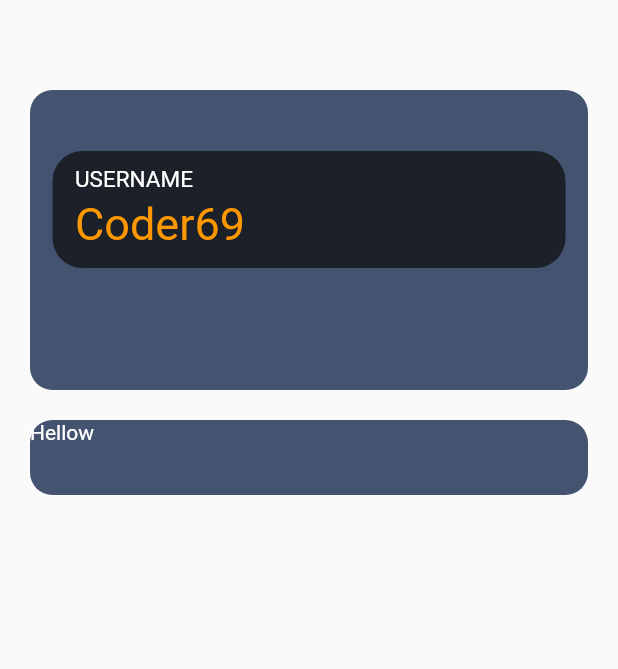
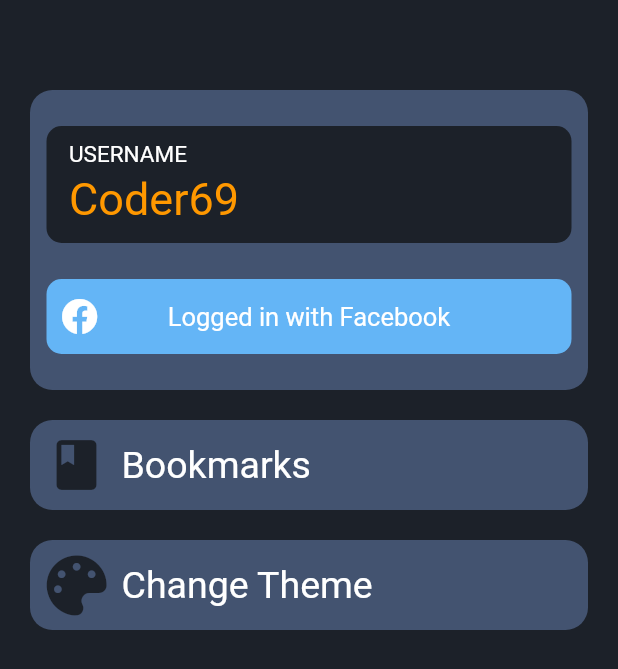
Before and after one commit to yasharma2301/codecards, a Flutter app: the MainSettings screen opened directly, on a phone screen of 412 x 824 dp. Shown: the top 669 px of the screen. Run offline on Flutter 3.47's test engine with Material 2 defaults, Android fonts, the light colour scheme and no system bars; our stand-ins replace bloc, flare_flutter, flutter_bloc, flutter_local_notifications, flutter_svg, font_awesome_flutter.

Commit message:
Settings some part and daily notifications

```diff
--- a/lib/UI/Settings/MainSettings.dart
+++ b/lib/UI/Settings/MainSettings.dart
@@ -1,5 +1,8 @@
 import 'package:codecards/Shared/Colors.dart';
+import 'package:codecards/UI/Settings/SettingsTile.dart';
+import 'package:codecards/UI/Settings/UserInfo.dart';
 import 'package:flutter/material.dart';
+import 'package:font_awesome_flutter/font_awesome_flutter.dart';
 
 class MainSettings extends StatefulWidget {
   @override
@@ -9,66 +12,17 @@ class MainSettings extends StatefulWidget {
 class _MainSettingsState extends State<MainSettings> {
   @override
   Widget build(BuildContext context) {
-    return Container(
-      padding: EdgeInsets.fromLTRB(0, 50, 0, 0),
-      child: ListView(
-        children: [
-          Container(
-            margin: EdgeInsets.symmetric(horizontal: 20, vertical: 10),
-            padding: EdgeInsets.symmetric(horizontal: 15),
-            height: 200,
-            width: 300,
-            decoration: BoxDecoration(
-                borderRadius: BorderRadius.circular(15), color: LightGrey),
-            child: Column(
-              mainAxisAlignment: MainAxisAlignment.spaceEvenly,
-              crossAxisAlignment: CrossAxisAlignment.center,
-              children: [
-                Container(
-                  padding: EdgeInsets.symmetric(horizontal: 15),
-                  decoration: BoxDecoration(
-                    borderRadius: BorderRadius.circular(20),
-                    color: Grey
-                  ),
-                  child: TextFormField(
-                    initialValue: "Coder69",
-                    style: TextStyle(
-                      color: Colors.orange,
-                      fontSize: 30
-                    ),
-                    cursorColor: Colors.orange,
-                    decoration: InputDecoration(
-                      labelText: "USERNAME",
-                      labelStyle: TextStyle(
-                        color: White,
-                        fontSize: 20
-                      ),
-                      border: InputBorder.none
-                    ),
-                  ),
-                ),
-                Container(
-                  padding: EdgeInsets.symmetric(horizontal: 15),
-                  decoration: BoxDecoration(
-                    borderRadius: BorderRadius.circular(20),
-                    color: Colors.blue[300]
-                  ),
-                )
-              ],
-            ),
-          ),
-          Container(
-            margin: EdgeInsets.symmetric(horizontal: 20, vertical: 10),
-            height: 50,
-            width: 300,
-            decoration: BoxDecoration(
-                borderRadius: BorderRadius.circular(15), color: LightGrey),
-            child: Text(
-              "Hellow",
-              style: TextStyle(color: White),
-            ),
-          ),
-        ],
+    return Scaffold(
+      backgroundColor: Grey,
+      body: Container(
+        padding: EdgeInsets.fromLTRB(0, 50, 0, 0),
+        child: ListView(
+          children: [
+            UserInfo(),
+            SettingsTile(icon: Icons.book, title: "Bookmarks", onTap: (){print("=========================================");},),
+            SettingsTile(icon: FontAwesomeIcons.palette, title: "Change Theme", onTap: () => print("Theme changed yay"),)
+          ],
+        ),
       ),
     );
   }
--- a/lib/UI/Settings/Settings.dart
+++ b/lib/UI/Settings/Settings.dart
@@ -12,6 +12,7 @@ class _SettingsPageState extends State<SettingsPage> {
   @override
   Widget build(BuildContext context) {
     return Scaffold(
+      resizeToAvoidBottomPadding: false,
       backgroundColor: Grey,
       body: Stack(
         children: [
@@ -31,7 +32,7 @@ class _SettingsPageState extends State<SettingsPage> {
             ],
           ),
           Padding(
-            padding: EdgeInsets.fromLTRB(0, 60, 0, 0),
+            padding: EdgeInsets.fromLTRB(0, 70, 0, 0),
             child: Align(
               alignment: Alignment.topCenter,
               // left: MediaQuery.of(context).size.width/2,
--- /dev/null
+++ b/lib/UI/Settings/SettingsTile.dart
@@ -0,0 +1,54 @@
+import 'package:flutter/material.dart';
+import 'package:codecards/Shared/Colors.dart';
+
+class SettingsTile extends StatefulWidget {
+
+  final IconData icon;
+  final String title;
+  Function onTap;
+
+  SettingsTile({@required this.icon, @required this.title, this.onTap});
+
+  @override
+  _SettingsTileState createState() => _SettingsTileState();
+}
+
+class _SettingsTileState extends State<SettingsTile> {
+  @override
+  Widget build(BuildContext context) {
+    return InkWell(
+      borderRadius: BorderRadius.circular(15),
+      onTap: widget.onTap,
+      child: Container(
+        margin: EdgeInsets.symmetric(horizontal: 20, vertical: 10),
+        height: 60,
+        width: 300,
+        alignment: Alignment.center,
+        decoration: BoxDecoration(
+            borderRadius: BorderRadius.circular(15), color: LightGrey),
+        child: Container(
+          // color: Blue,
+          width: 350,
+          child: Row(
+            mainAxisAlignment: MainAxisAlignment.start,
+            crossAxisAlignment: CrossAxisAlignment.center,
+            children: [
+              Icon(
+                widget.icon,
+                color: Grey,
+                size: 40,
+              ),
+              SizedBox(
+                width: 10,
+              ),
+              Text(
+                widget.title,
+                style: TextStyle(color: White, fontSize: 25),
+              )
+            ],
+          ),
+        ),
+      ),
+    );
+  }
+}
--- /dev/null
+++ b/lib/UI/Settings/UserInfo.dart
@@ -0,0 +1,59 @@
+import 'package:flutter/material.dart';
+import 'package:codecards/UI/Login/SocialButton.dart';
+import 'package:font_awesome_flutter/font_awesome_flutter.dart';
+import 'package:codecards/Shared/Colors.dart';
+
+class UserInfo extends StatefulWidget {
+  @override
+  _UserInfoState createState() => _UserInfoState();
+}
+
+class _UserInfoState extends State<UserInfo> {
+  @override
+  Widget build(BuildContext context) {
+    return Container(
+      margin: EdgeInsets.symmetric(horizontal: 20, vertical: 10),
+      height: 200,
+      width: 300,
+      decoration: BoxDecoration(
+          borderRadius: BorderRadius.circular(15), color: LightGrey),
+      child: Column(
+        mainAxisAlignment: MainAxisAlignment.spaceEvenly,
+        crossAxisAlignment: CrossAxisAlignment.center,
+        children: [
+          GestureDetector(
+            onTap: () {
+              FocusScope.of(context).requestFocus(new FocusNode());
+            },
+            child: Container(
+              width: 350,
+              padding: EdgeInsets.symmetric(horizontal: 15),
+              decoration: BoxDecoration(
+                  borderRadius: BorderRadius.circular(10), color: Grey),
+              child: TextFormField(
+                initialValue: "Coder69",
+                style: TextStyle(color: Colors.orange, fontSize: 30),
+                cursorColor: Colors.orange,
+                decoration: InputDecoration(
+                    labelText: "USERNAME",
+                    labelStyle:
+                        TextStyle(color: White, fontSize: 20, height: 1),
+                    border: InputBorder.none),
+              ),
+            ),
+          ),
+          Container(
+            height: 50,
+            width: 350,
+            child: SocialButton(
+              title: "Logged in with Facebook",
+              button: true,
+              icon: Icon(FontAwesomeIcons.facebook, color: White,),
+              color: Colors.blue[300],
+            ),
+          )
+        ],
+      ),
+    );
+  }
+}
--- a/pubspec.yaml
+++ b/pubspec.yaml
@@ -1,6 +1,6 @@
 name: codecards
 description: Code Cards
-publish_to: 'none' # Remove this line if you wish to publish to pub.dev
+publish_to: "none" # Remove this line if you wish to publish to pub.dev
 version: 1.0.0+1
 
 environment:
@@ -16,6 +16,7 @@ dependencies:
   http: ^0.12.1
   provider:
   flutter_bloc: ^3.2.0
+  flutter_local_notifications: ^1.4.4
 
 dev_dependencies:
   flutter_test:
```
Also changed, not shown: lib/UI/Login/SocialButton.dart (+13 -13 lines), lib/UI/MainNavigationUI/MenuDashboardLayout/menu.dart (+21 -0 lines), lib/main.dart (+83 -2 lines), pubspec.lock, 4 other files.
